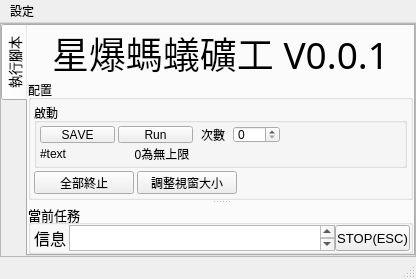
Above: UI/Homepage/MainUI.ui from Jukon3234/DigCandy before the change. Below: the same form after it.
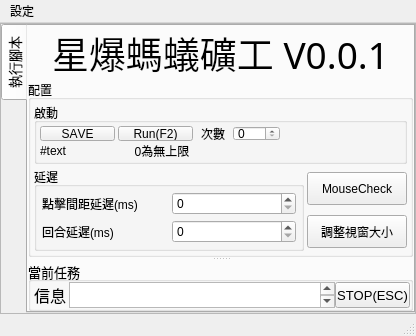
That is the form after the change.

What changed in the file:
```diff
--- a/UI/Homepage/MainUI.ui
+++ b/UI/Homepage/MainUI.ui
@@ -7,7 +7,7 @@
     <x>0</x>
     <y>0</y>
     <width>416</width>
-    <height>279</height>
+    <height>336</height>
    </rect>
   </property>
   <property name="sizePolicy">
@@ -53,7 +53,7 @@
          <x>0</x>
          <y>0</y>
          <width>414</width>
-         <height>236</height>
+         <height>293</height>
         </rect>
        </property>
        <layout class="QVBoxLayout" name="verticalLayout_4">
@@ -191,7 +191,7 @@
                 <property name="maximumSize">
                  <size>
                   <width>16777215</width>
-                  <height>127</height>
+                  <height>192</height>
                  </size>
                 </property>
                 <property name="font">
@@ -218,7 +218,142 @@
                  <property name="spacing">
                   <number>3</number>
                  </property>
-                 <item row="0" column="0" colspan="3" alignment="Qt::AlignTop">
+                 <item row="1" column="1">
+                  <widget class="QPushButton" name="AllstopButton">
+                   <property name="sizePolicy">
+                    <sizepolicy hsizetype="Preferred" vsizetype="Preferred">
+                     <horstretch>0</horstretch>
+                     <verstretch>0</verstretch>
+                    </sizepolicy>
+                   </property>
+                   <property name="maximumSize">
+                    <size>
+                     <width>100</width>
+                     <height>33</height>
+                    </size>
+                   </property>
+                   <property name="sizeIncrement">
+                    <size>
+                     <width>0</width>
+                     <height>0</height>
+                    </size>
+                   </property>
+                   <property name="baseSize">
+                    <size>
+                     <width>0</width>
+                     <height>0</height>
+                    </size>
+                   </property>
+                   <property name="font">
+                    <font>
+                     <weight>50</weight>
+                     <bold>false</bold>
+                    </font>
+                   </property>
+                   <property name="layoutDirection">
+                    <enum>Qt::LeftToRight</enum>
+                   </property>
+                   <property name="inputMethodHints">
+                    <set>Qt::ImhNone</set>
+                   </property>
+                   <property name="text">
+                    <string>MouseCheck</string>
+                   </property>
+                   <property name="iconSize">
+                    <size>
+                     <width>16</width>
+                     <height>16</height>
+                    </size>
+                   </property>
+                   <attribute name="buttonGroup">
+                    <string notr="true">buttonGroup</string>
+                   </attribute>
+                  </widget>
+                 </item>
+                 <item row="2" column="1">
+                  <widget class="QPushButton" name="FRWidge">
+                   <property name="sizePolicy">
+                    <sizepolicy hsizetype="Preferred" vsizetype="Preferred">
+                     <horstretch>0</horstretch>
+                     <verstretch>0</verstretch>
+                    </sizepolicy>
+                   </property>
+                   <property name="maximumSize">
+                    <size>
+                     <width>100</width>
+                     <height>33</height>
+                    </size>
+                   </property>
+                   <property name="text">
+                    <string>調整視窗大小</string>
+                   </property>
+                  </widget>
+                 </item>
+                 <item row="1" column="0" rowspan="2">
+                  <widget class="QGroupBox" name="groupBox">
+                   <property name="title">
+                    <string>延遲</string>
+                   </property>
+                   <layout class="QGridLayout" name="gridLayout_3">
+                    <property name="leftMargin">
+                     <number>5</number>
+                    </property>
+                    <property name="topMargin">
+                     <number>5</number>
+                    </property>
+                    <property name="rightMargin">
+                     <number>5</number>
+                    </property>
+                    <property name="bottomMargin">
+                     <number>5</number>
+                    </property>
+                    <property name="spacing">
+                     <number>5</number>
+                    </property>
+                    <item row="0" column="0">
+                     <widget class="QLabel" name="label_2">
+                      <property name="text">
+                       <string>點擊間距延遲(ms)</string>
+                      </property>
+                     </widget>
+                    </item>
+                    <item row="0" column="1">
+                     <widget class="QSpinBox" name="stepspinBox">
+                      <property name="sizePolicy">
+                       <sizepolicy hsizetype="Minimum" vsizetype="Fixed">
+                        <horstretch>0</horstretch>
+                        <verstretch>0</verstretch>
+                       </sizepolicy>
+                      </property>
+                      <property name="maximum">
+                       <number>999999999</number>
+                      </property>
+                     </widget>
+                    </item>
+                    <item row="1" column="0">
+                     <widget class="QLabel" name="label_3">
+                      <property name="text">
+                       <string>回合延遲(ms)</string>
+                      </property>
+                     </widget>
+                    </item>
+                    <item row="1" column="1">
+                     <widget class="QSpinBox" name="RoundspinBox">
+                      <property name="sizePolicy">
+                       <sizepolicy hsizetype="Minimum" vsizetype="Fixed">
+                        <horstretch>0</horstretch>
+                        <verstretch>0</verstretch>
+                       </sizepolicy>
+                      </property>
+                      <property name="maximum">
+                       <number>999999999</number>
+                      </property>
+                     </widget>
+                    </item>
+                   </layout>
+                  </widget>
+                 </item>
+                 <item row="0" column="0" colspan="2">
                   <widget class="QGroupBox" name="groupBox_4">
                    <property name="sizePolicy">
                     <sizepolicy hsizetype="Expanding" vsizetype="Expanding">
@@ -226,6 +361,12 @@
                      <verstretch>1</verstretch>
                     </sizepolicy>
                    </property>
+                   <property name="maximumSize">
+                    <size>
+                     <width>16777215</width>
+                     <height>65</height>
+                    </size>
+                   </property>
                    <property name="title">
                     <string>啟動</string>
                    </property>
@@ -283,7 +424,7 @@
                        <cursorShape>PointingHandCursor</cursorShape>
                       </property>
                       <property name="text">
-                       <string>Run</string>
+                       <string>Run(F2)</string>
                       </property>
                      </widget>
                     </item>
@@ -353,77 +494,6 @@
                    </layout>
                   </widget>
                  </item>
-                 <item row="2" column="1">
-                  <widget class="QPushButton" name="FRWidge">
-                   <property name="sizePolicy">
-                    <sizepolicy hsizetype="Preferred" vsizetype="Preferred">
-                     <horstretch>0</horstretch>
-                     <verstretch>0</verstretch>
-                    </sizepolicy>
-                   </property>
-                   <property name="maximumSize">
-                    <size>
-                     <width>100</width>
-                     <height>23</height>
-                    </size>
-                   </property>
-                   <property name="text">
-                    <string>調整視窗大小</string>
-                   </property>
-                  </widget>
-                 </item>
-                 <item row="2" column="0">
-                  <widget class="QPushButton" name="AllstopButton">
-                   <property name="sizePolicy">
-                    <sizepolicy hsizetype="Preferred" vsizetype="Preferred">
-                     <horstretch>0</horstretch>
-                     <verstretch>0</verstretch>
-                    </sizepolicy>
-                   </property>
-                   <property name="maximumSize">
-                    <size>
-                     <width>100</width>
-                     <height>23</height>
-                    </size>
-                   </property>
-                   <property name="sizeIncrement">
-                    <size>
-                     <width>0</width>
-                     <height>0</height>
-                    </size>
-                   </property>
-                   <property name="baseSize">
-                    <size>
-                     <width>0</width>
-                     <height>0</height>
-                    </size>
-                   </property>
-                   <property name="font">
-                    <font>
-                     <weight>50</weight>
-                     <bold>false</bold>
-                    </font>
-                   </property>
-                   <property name="layoutDirection">
-                    <enum>Qt::LeftToRight</enum>
-                   </property>
-                   <property name="inputMethodHints">
-                    <set>Qt::ImhNone</set>
-                   </property>
-                   <property name="text">
-                    <string>全部終止</string>
-                   </property>
-                   <property name="iconSize">
-                    <size>
-                     <width>16</width>
-                     <height>16</height>
-                    </size>
-                   </property>
-                   <attribute name="buttonGroup">
-                    <string notr="true">buttonGroup</string>
-                   </attribute>
-                  </widget>
-                 </item>
                 </layout>
                </widget>
               </widget>
```
Left out of the diff: 32 changed lines with no effect on the pictures.
